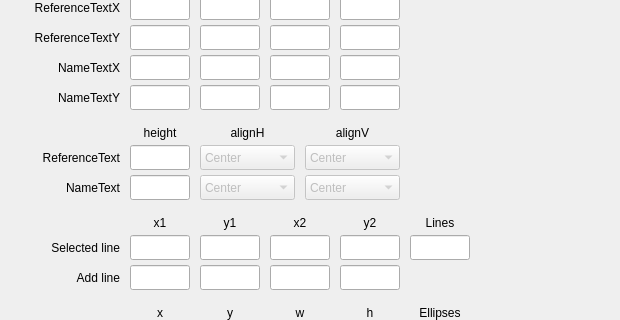
This is src/pcbeditor/packageeditor.ui in schdesign/board-builder as Qt 5 draws it before an edit; both pictures show x 0 to 620 and y 169 to 489 of the 1280 by 900 pixel window. The edited form follows.
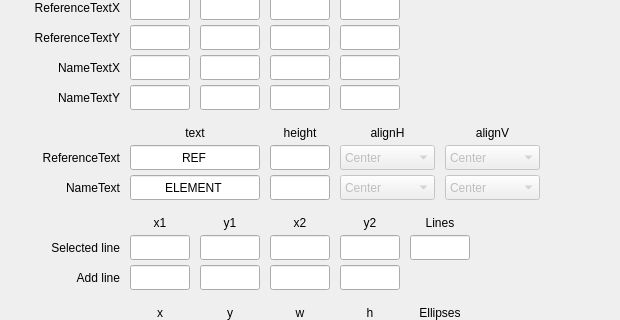
This is the edited form. Icons and pictures are not drawn.

Commit message: Change PackageEditor::selectPushButton()

The edit to the form file:
```diff
--- a/src/pcbeditor/packageeditor.ui
+++ b/src/pcbeditor/packageeditor.ui
@@ -1159,7 +1159,7 @@
     </property>
     <property name="geometry">
      <rect>
-      <x>200</x>
+      <x>340</x>
       <y>295</y>
       <width>95</width>
       <height>25</height>
@@ -1196,7 +1196,7 @@
    <widget class="QLabel" name="textAlignHLabel">
     <property name="geometry">
      <rect>
-      <x>200</x>
+      <x>340</x>
       <y>270</y>
       <width>95</width>
       <height>25</height>
@@ -1244,7 +1244,7 @@
    <widget class="QLabel" name="textAlignVLabel">
     <property name="geometry">
      <rect>
-      <x>305</x>
+      <x>445</x>
       <y>270</y>
       <width>95</width>
       <height>25</height>
@@ -1263,7 +1263,7 @@
     </property>
     <property name="geometry">
      <rect>
-      <x>305</x>
+      <x>445</x>
       <y>295</y>
       <width>95</width>
       <height>25</height>
@@ -1303,7 +1303,7 @@
     </property>
     <property name="geometry">
      <rect>
-      <x>200</x>
+      <x>340</x>
       <y>325</y>
       <width>95</width>
       <height>25</height>
@@ -1343,7 +1343,7 @@
     </property>
     <property name="geometry">
      <rect>
-      <x>305</x>
+      <x>445</x>
       <y>325</y>
       <width>95</width>
       <height>25</height>
@@ -2545,7 +2545,7 @@
    <widget class="QLineEdit" name="referenceTextHeightLineEdit">
     <property name="geometry">
      <rect>
-      <x>130</x>
+      <x>270</x>
       <y>295</y>
       <width>60</width>
       <height>25</height>
@@ -2561,7 +2561,7 @@
    <widget class="QLineEdit" name="nameTextHeightLineEdit">
     <property name="geometry">
      <rect>
-      <x>130</x>
+      <x>270</x>
       <y>325</y>
       <width>60</width>
       <height>25</height>
@@ -2593,7 +2593,7 @@
    <widget class="QLabel" name="textHeightLabel">
     <property name="geometry">
      <rect>
-      <x>130</x>
+      <x>270</x>
       <y>270</y>
       <width>60</width>
       <height>25</height>
@@ -3461,6 +3461,60 @@
      <bool>true</bool>
     </property>
    </widget>
+   <widget class="QLineEdit" name="referenceTextLineEdit">
+    <property name="geometry">
+     <rect>
+      <x>130</x>
+      <y>295</y>
+      <width>130</width>
+      <height>25</height>
+     </rect>
+    </property>
+    <property name="text">
+     <string>REF</string>
+    </property>
+    <property name="alignment">
+     <set>Qt::AlignCenter</set>
+    </property>
+    <property name="readOnly">
+     <bool>true</bool>
+    </property>
+   </widget>
+   <widget class="QLineEdit" name="nameTextLineEdit">
+    <property name="geometry">
+     <rect>
+      <x>130</x>
+      <y>325</y>
+      <width>130</width>
+      <height>25</height>
+     </rect>
+    </property>
+    <property name="text">
+     <string>ELEMENT</string>
+    </property>
+    <property name="alignment">
+     <set>Qt::AlignCenter</set>
+    </property>
+    <property name="readOnly">
+     <bool>true</bool>
+    </property>
+   </widget>
+   <widget class="QLabel" name="textLabel">
+    <property name="geometry">
+     <rect>
+      <x>130</x>
+      <y>270</y>
+      <width>130</width>
+      <height>25</height>
+     </rect>
+    </property>
+    <property name="text">
+     <string>text</string>
+    </property>
+    <property name="alignment">
+     <set>Qt::AlignCenter</set>
+    </property>
+   </widget>
   </widget>
   <widget class="QMenuBar" name="menuBar">
    <property name="geometry">
```
The commit also changes 2 other files.
